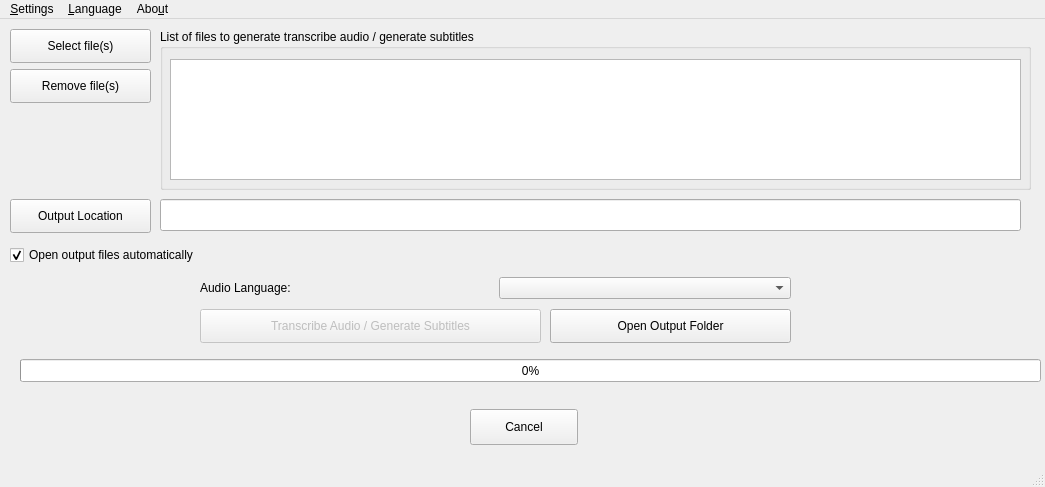
This is pytranscriber/gui/main/window_main.ui in raryelcostasouza/pyTranscriber as Qt 5 draws it before an edit. The edited form follows.
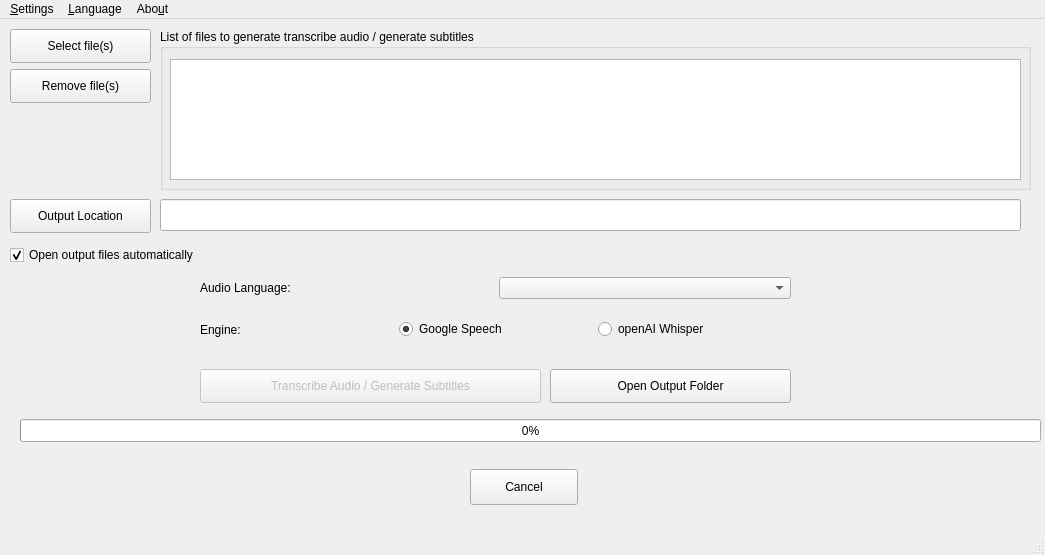
This is the edited form.

Commit message: radio button to select engine between Google Speech and openAI Whisper

```diff
--- a/pytranscriber/gui/main/window_main.ui
+++ b/pytranscriber/gui/main/window_main.ui
@@ -7,7 +7,7 @@
     <x>0</x>
     <y>0</y>
     <width>1045</width>
-    <height>487</height>
+    <height>555</height>
    </rect>
   </property>
   <property name="windowTitle">
@@ -34,7 +34,7 @@
     <property name="geometry">
      <rect>
       <x>200</x>
-      <y>290</y>
+      <y>350</y>
       <width>341</width>
       <height>34</height>
      </rect>
@@ -47,7 +47,7 @@
     <property name="geometry">
      <rect>
       <x>20</x>
-      <y>340</y>
+      <y>400</y>
       <width>1021</width>
       <height>23</height>
      </rect>
@@ -73,7 +73,7 @@
     <property name="geometry">
      <rect>
       <x>550</x>
-      <y>290</y>
+      <y>350</y>
       <width>241</width>
       <height>34</height>
      </rect>
@@ -173,7 +173,7 @@
     <property name="geometry">
      <rect>
       <x>470</x>
-      <y>390</y>
+      <y>450</y>
       <width>108</width>
       <height>36</height>
      </rect>
@@ -224,6 +224,48 @@
      </item>
     </layout>
    </widget>
+   <widget class="QWidget" name="horizontalLayoutWidget_2">
+    <property name="geometry">
+     <rect>
+      <x>200</x>
+      <y>290</y>
+      <width>591</width>
+      <height>41</height>
+     </rect>
+    </property>
+    <layout class="QHBoxLayout" name="horizontalLayout">
+     <item>
+      <widget class="QLabel" name="lEngine">
+       <property name="text">
+        <string>Engine:</string>
+       </property>
+      </widget>
+     </item>
+     <item>
+      <widget class="QRadioButton" name="rbGoogleEngine">
+       <property name="text">
+        <string>Google Speech</string>
+       </property>
+       <property name="checked">
+        <bool>true</bool>
+       </property>
+      </widget>
+     </item>
+     <item>
+      <widget class="QRadioButton" name="rbWhisper">
+       <property name="enabled">
+        <bool>true</bool>
+       </property>
+       <property name="text">
+        <string>openAI Whisper</string>
+       </property>
+       <property name="checkable">
+        <bool>false</bool>
+       </property>
+      </widget>
+     </item>
+    </layout>
+   </widget>
   </widget>
   <widget class="QMenuBar" name="menubar">
    <property name="geometry">
```
Left out of the diff: 2 changed lines with no effect on the pictures. The commit also changes 1 other file.
